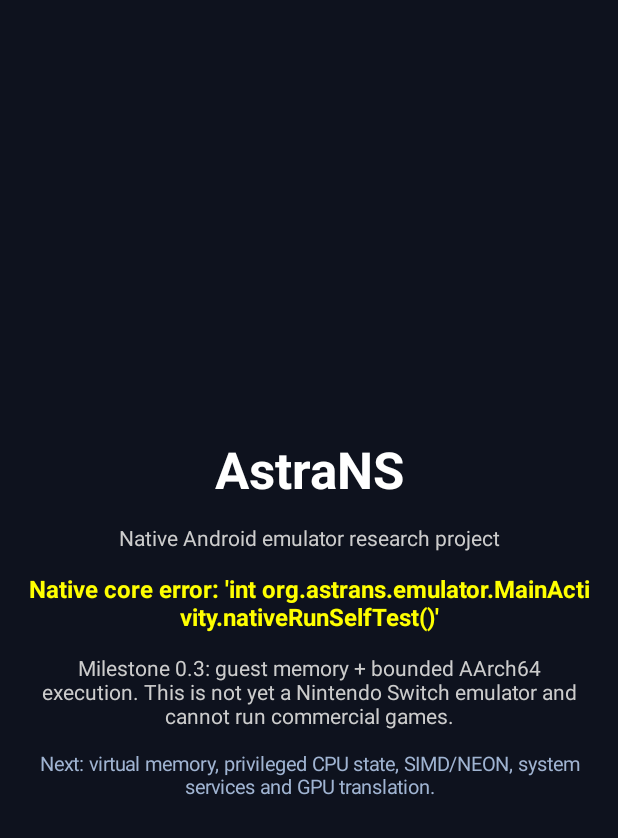
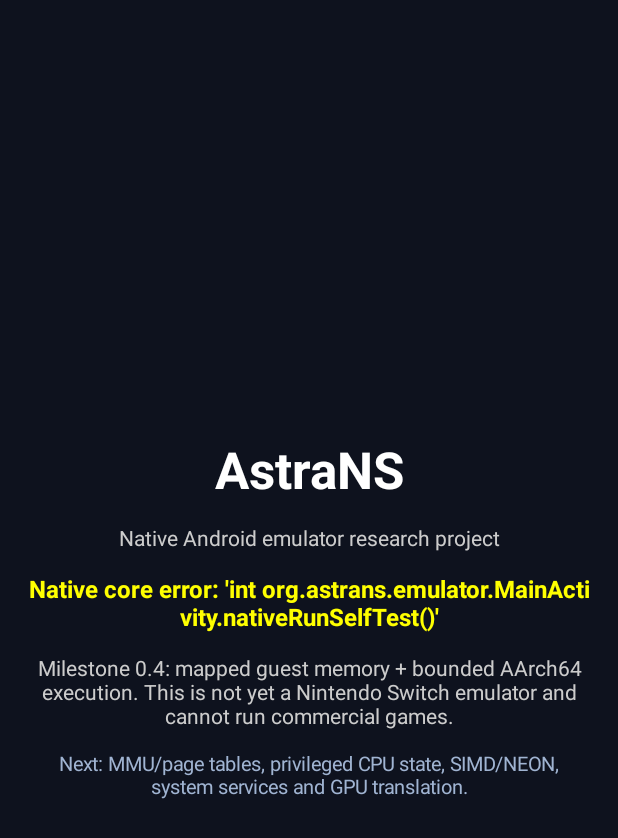
Before and after one commit to suksesjt12-source/AstraNS, an Android app: the screen it shows after launch (MainActivity), on a phone screen of 412 x 824 dp. Shown: the top 838 px of the screen. Run offline under Robolectric (Android 15) with nearby library versions, the phone set to English and light mode, and no system bars; 1 statement that could not run was skipped.

Commit message:
Update app status to milestone 0.4

```diff
--- a/app/src/main/java/org/astrans/emulator/MainActivity.kt
+++ b/app/src/main/java/org/astrans/emulator/MainActivity.kt
@@ -44,12 +44,12 @@ class MainActivity : Activity() {
         )
         root.addView(label(testText, 16f, if (result.getOrNull() == 12) Color.GREEN else Color.YELLOW, true))
         root.addView(label(
-            "Milestone 0.3: guest memory + bounded AArch64 execution. " +
+            "Milestone 0.4: mapped guest memory + bounded AArch64 execution. " +
                 "This is not yet a Nintendo Switch emulator and cannot run commercial games.",
             14f, Color.LTGRAY
         ))
         root.addView(label(
-            "Next: virtual memory, privileged CPU state, SIMD/NEON, system services and GPU translation.",
+            "Next: MMU/page tables, privileged CPU state, SIMD/NEON, system services and GPU translation.",
             13f, Color.rgb(160, 180, 210)
         ))
         setContentView(root)
```
